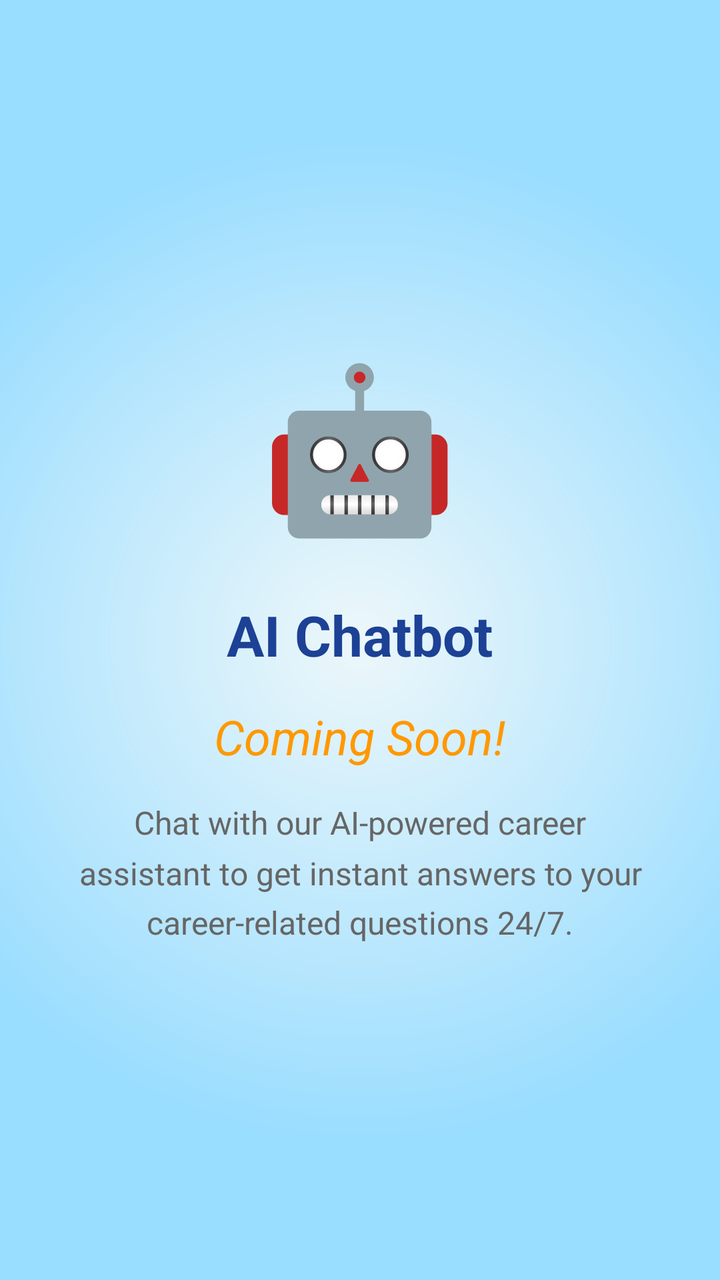
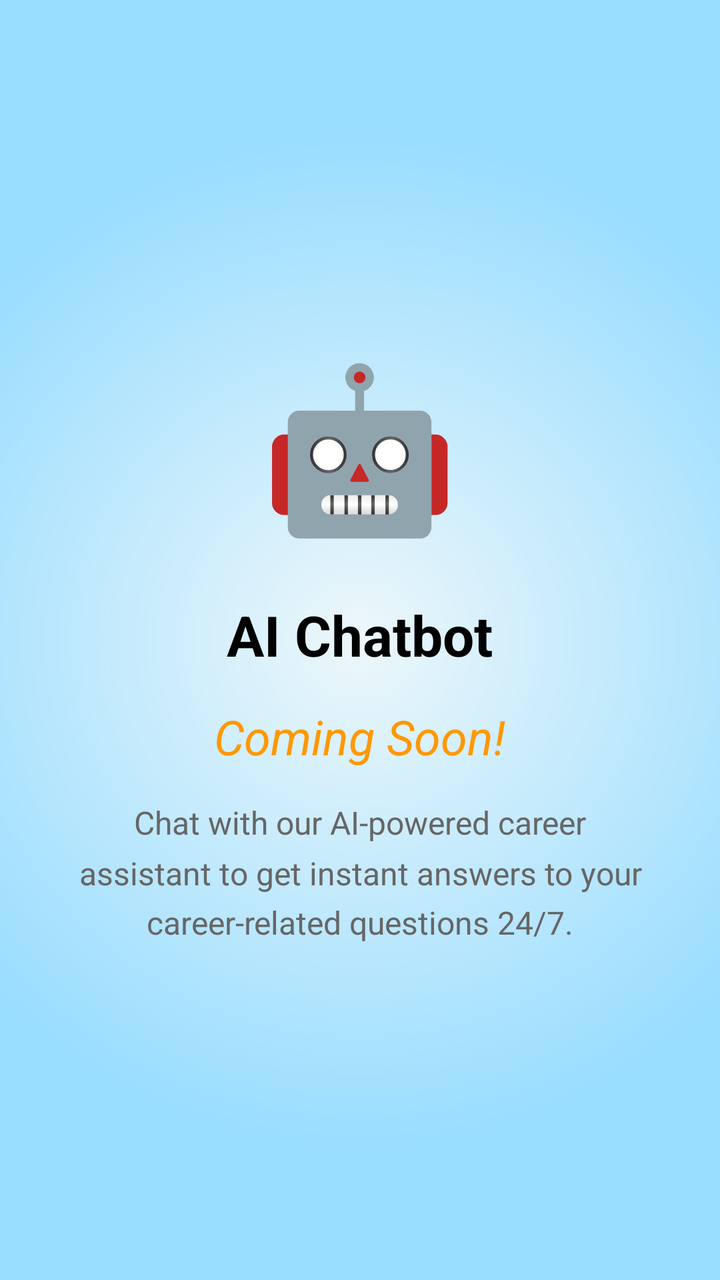

Screens rendered from an Android XML layout before and after an edit, with the pre-edit source and the edit as a unified diff.
<!-- AndroidManifest.xml: application theme Theme.AspirePath -->
<!-- res/layout/activity_chatbot.xml -->
<?xml version="1.0" encoding="utf-8"?>
<LinearLayout xmlns:android="http://schemas.android.com/apk/res/android"
    android:layout_width="match_parent"
    android:layout_height="match_parent"
    android:orientation="vertical"
    android:gravity="center"
    android:padding="24dp"
    android:background="@drawable/gradient_bg">

    <TextView
        android:layout_width="wrap_content"
        android:layout_height="wrap_content"
        android:text="🤖"
        android:textSize="80sp"
        android:layout_marginBottom="24dp"/>

    <TextView
        android:layout_width="wrap_content"
        android:layout_height="wrap_content"
        android:text="AI Chatbot"
        android:textSize="28sp"
        android:textStyle="bold"
        android:textColor="@color/blue"
        android:layout_marginBottom="16dp"/>

    <TextView
        android:layout_width="wrap_content"
        android:layout_height="wrap_content"
        android:text="Coming Soon!"
        android:textSize="24sp"
        android:textColor="#FF9800"
        android:textStyle="italic"
        android:layout_marginBottom="16dp"/>

    <TextView
        android:layout_width="match_parent"
        android:layout_height="wrap_content"
        android:text="Chat with our AI-powered career assistant to get instant answers to your career-related questions 24/7."
        android:textSize="16sp"
        android:textAlignment="center"
        android:textColor="#666666"
        android:lineSpacingMultiplier="1.3"/>

</LinearLayout>
<!-- resources referenced by this layout -->
<resources>
  <color name="blue">#1C4195</color>
  <!-- drawable gradient_bg (drawable) -->
  <?xml version="1.0" encoding="utf-8"?>
  <shape xmlns:android="http://schemas.android.com/apk/res/android"
      android:shape="rectangle">
      <gradient
          android:startColor="#edf7fa"
          android:endColor="#99ddff"
          android:gradientRadius="70%p"
          android:type="radial"
          android:centerX="0.5"
          android:centerY="0.5"
          android:dither="true" />
  </shape>
  <style name="Theme.AspirePath" parent="Base.Theme.AspirePath" />
  <style name="Base.Theme.AspirePath" parent="Theme.Material3.DayNight.NoActionBar">
          
          <item name="colorPrimary">@color/blue</item>
          <item name="colorPrimaryVariant">#0073e6</item>
          <item name="colorOnPrimary">@color/white</item>
          <item name="android:statusBarColor">#0073e6</item>
          
      </style>
  <color name="white">#FFFFFFFF</color>
</resources>

<!-- the commit's change to res/layout/activity_chatbot.xml (unified diff, before → after) -->
@@ -20,7 +20,7 @@
         android:text="AI Chatbot"
         android:textSize="28sp"
         android:textStyle="bold"
-        android:textColor="@color/blue"
+        android:textColor="@color/black"
         android:layout_marginBottom="16dp"/>
 
     <TextView
<!-- resource entries referenced after the edit -->
@@ -1,5 +1,6 @@
 <!-- resources referenced by this layout -->
 <resources>
+  <color name="black">#FF000000</color>
   <color name="blue">#1C4195</color>
   <!-- drawable gradient_bg (drawable) -->
   <?xml version="1.0" encoding="utf-8"?>
